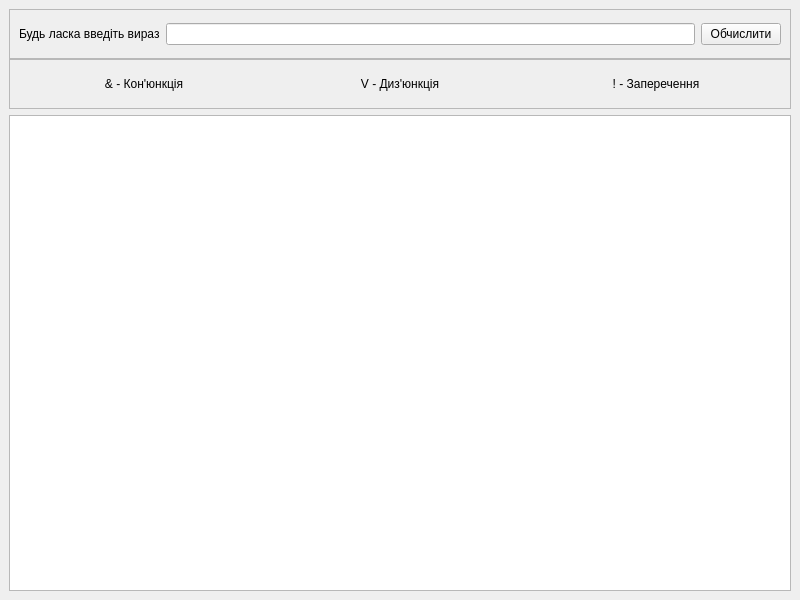
The window that mainwindow.ui (BogdanPhoenix/DiscreteMath) describes before a commit, drawn with Qt 5.
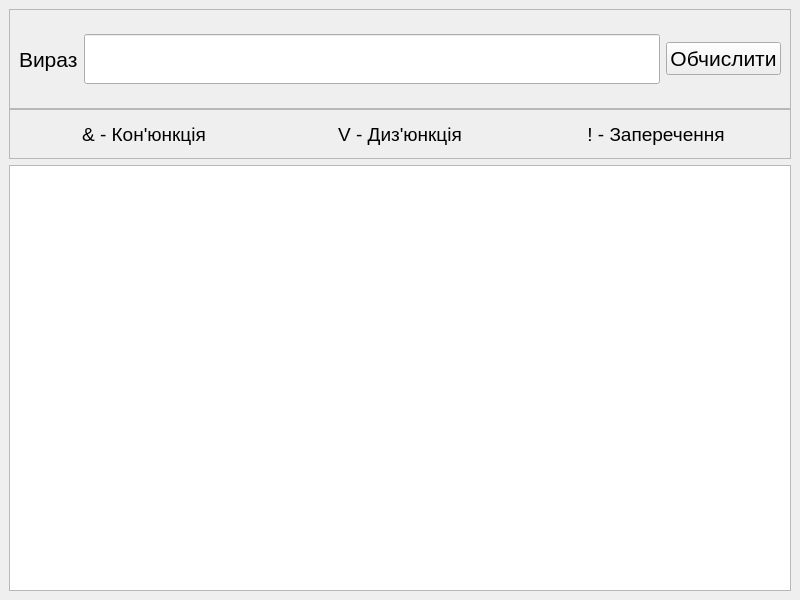
The same window after the commit.

Patch:
```diff
--- a/mainwindow.ui
+++ b/mainwindow.ui
@@ -20,13 +20,13 @@
       <property name="minimumSize">
        <size>
         <width>0</width>
-        <height>100</height>
+        <height>150</height>
        </size>
       </property>
       <property name="maximumSize">
        <size>
         <width>16777215</width>
-        <height>100</height>
+        <height>150</height>
        </size>
       </property>
       <layout class="QVBoxLayout" name="verticalLayout_2">
@@ -47,6 +47,18 @@
        </property>
        <item>
         <widget class="QFrame" name="frame">
+         <property name="minimumSize">
+          <size>
+           <width>0</width>
+           <height>100</height>
+          </size>
+         </property>
+         <property name="maximumSize">
+          <size>
+           <width>16777215</width>
+           <height>100</height>
+          </size>
+         </property>
          <property name="frameShape">
           <enum>QFrame::StyledPanel</enum>
          </property>
@@ -56,13 +68,35 @@
          <layout class="QHBoxLayout" name="horizontalLayout_2">
           <item>
            <widget class="QLabel" name="label">
+            <property name="font">
+             <font>
+              <pointsize>16</pointsize>
+             </font>
+            </property>
             <property name="text">
-             <string>Будь ласка введіть вираз</string>
+             <string>Вираз</string>
             </property>
            </widget>
           </item>
           <item>
            <widget class="QLineEdit" name="expressionLineEdit">
+            <property name="minimumSize">
+             <size>
+              <width>0</width>
+              <height>50</height>
+             </size>
+            </property>
+            <property name="maximumSize">
+             <size>
+              <width>16777215</width>
+              <height>50</height>
+             </size>
+            </property>
+            <property name="font">
+             <font>
+              <pointsize>16</pointsize>
+             </font>
+            </property>
             <property name="text">
              <string/>
             </property>
@@ -70,6 +104,11 @@
           </item>
           <item>
            <widget class="QPushButton" name="pushButton">
+            <property name="font">
+             <font>
+              <pointsize>16</pointsize>
+             </font>
+            </property>
             <property name="text">
              <string>Обчислити</string>
             </property>
@@ -89,6 +128,11 @@
          <layout class="QHBoxLayout" name="horizontalLayout_3">
           <item>
            <widget class="QLabel" name="label_2">
+            <property name="font">
+             <font>
+              <pointsize>14</pointsize>
+             </font>
+            </property>
             <property name="text">
              <string>&amp; - Кон'юнкція</string>
             </property>
@@ -99,6 +143,11 @@
           </item>
           <item>
            <widget class="QLabel" name="label_3">
+            <property name="font">
+             <font>
+              <pointsize>14</pointsize>
+             </font>
+            </property>
             <property name="text">
              <string>V - Диз'юнкція</string>
             </property>
@@ -109,6 +158,11 @@
           </item>
           <item>
            <widget class="QLabel" name="label_4">
+            <property name="font">
+             <font>
+              <pointsize>14</pointsize>
+             </font>
+            </property>
             <property name="text">
              <string>! - Заперечення</string>
             </property>
```
Left out of the diff: 3 changed lines with no effect on the pictures.
